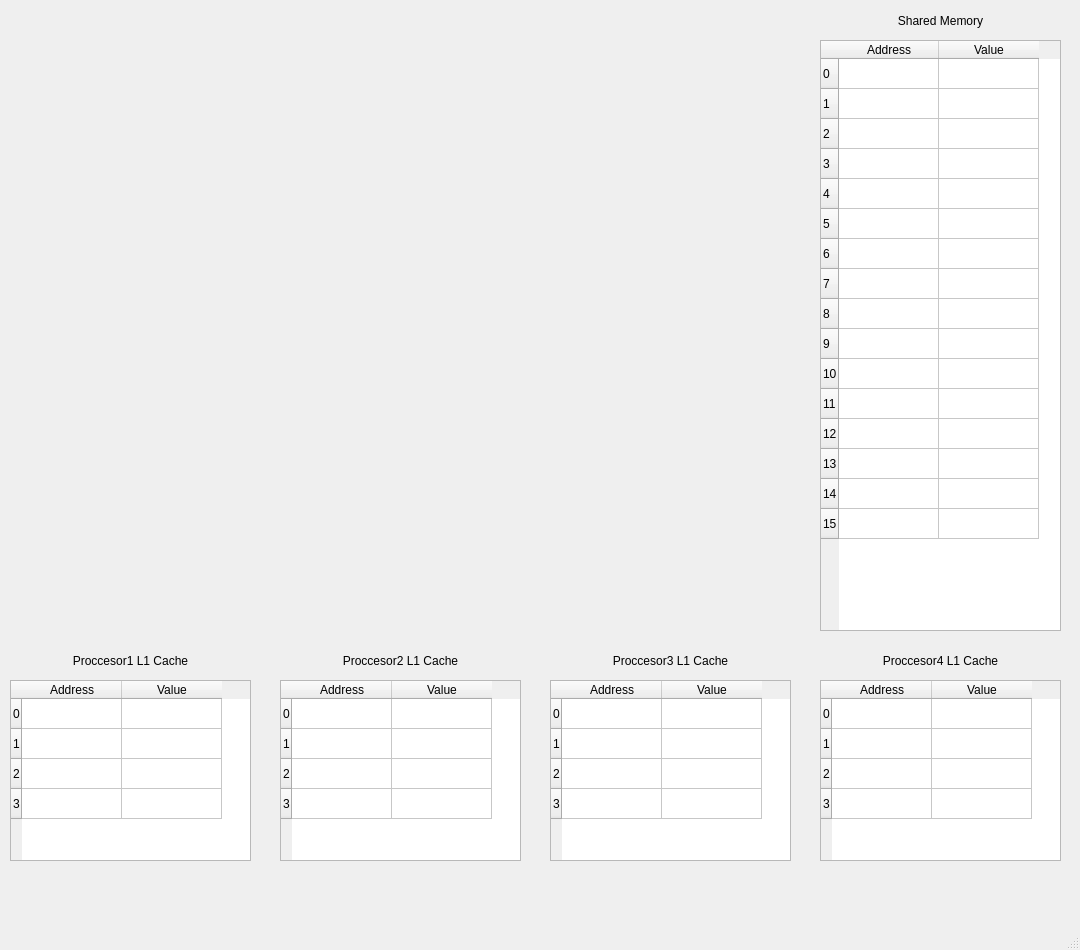
Qt form gui/mainwindow.ui (ErickOF/CE4302-Coherence-Protocols-In-Multiprocessor-Systems) before a commit.
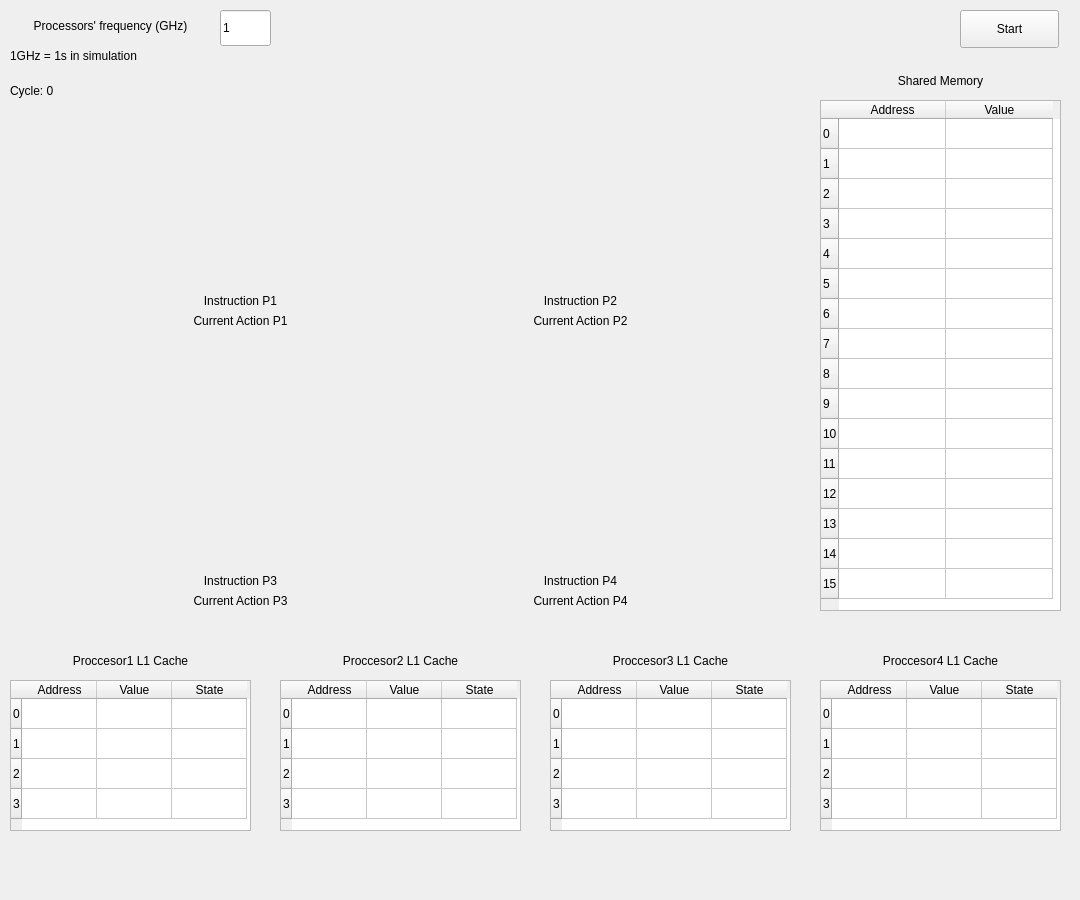
The same form after that commit. Icons and pictures are not drawn.

Commit message: [Update] - GUI, Processor, Systems and Cache. [Add] - Utils. Format

Diff of the .ui file:
```diff
--- a/gui/mainwindow.ui
+++ b/gui/mainwindow.ui
@@ -7,7 +7,7 @@
     <x>0</x>
     <y>0</y>
     <width>1080</width>
-    <height>950</height>
+    <height>900</height>
    </rect>
   </property>
   <property name="minimumSize">
@@ -48,9 +48,15 @@
       <x>10</x>
       <y>680</y>
       <width>241</width>
-      <height>181</height>
+      <height>151</height>
      </rect>
     </property>
+    <property name="textElideMode">
+     <enum>Qt::ElideMiddle</enum>
+    </property>
+    <attribute name="horizontalHeaderDefaultSectionSize">
+     <number>75</number>
+    </attribute>
     <row>
      <property name="text">
       <string>0</string>
@@ -81,16 +87,24 @@
       <string>Value</string>
      </property>
     </column>
+    <column>
+     <property name="text">
+      <string>State</string>
+     </property>
+    </column>
    </widget>
    <widget class="QTableWidget" name="tbSharedMem">
     <property name="geometry">
      <rect>
       <x>820</x>
-      <y>40</y>
+      <y>100</y>
       <width>241</width>
-      <height>591</height>
+      <height>511</height>
      </rect>
     </property>
+    <attribute name="horizontalHeaderDefaultSectionSize">
+     <number>107</number>
+    </attribute>
     <row>
      <property name="text">
       <string>0</string>
@@ -186,7 +200,7 @@
     <property name="geometry">
      <rect>
       <x>820</x>
-      <y>10</y>
+      <y>70</y>
       <width>241</width>
       <height>22</height>
      </rect>
@@ -204,9 +218,12 @@
       <x>280</x>
       <y>680</y>
       <width>241</width>
-      <height>181</height>
+      <height>151</height>
      </rect>
     </property>
+    <attribute name="horizontalHeaderDefaultSectionSize">
+     <number>75</number>
+    </attribute>
     <row>
      <property name="text">
       <string>0</string>
@@ -237,6 +254,11 @@
       <string>Value</string>
      </property>
     </column>
+    <column>
+     <property name="text">
+      <string>State</string>
+     </property>
+    </column>
    </widget>
    <widget class="QLabel" name="lblP2L1Cache">
     <property name="geometry">
@@ -276,9 +298,12 @@
       <x>550</x>
       <y>680</y>
       <width>241</width>
-      <height>181</height>
+      <height>151</height>
      </rect>
     </property>
+    <attribute name="horizontalHeaderDefaultSectionSize">
+     <number>75</number>
+    </attribute>
     <row>
      <property name="text">
       <string>0</string>
@@ -309,6 +334,11 @@
       <string>Value</string>
      </property>
     </column>
+    <column>
+     <property name="text">
+      <string>State</string>
+     </property>
+    </column>
    </widget>
    <widget class="QLabel" name="lblP4L1Cache">
     <property name="geometry">
@@ -332,9 +362,12 @@
       <x>820</x>
       <y>680</y>
       <width>241</width>
-      <height>181</height>
+      <height>151</height>
      </rect>
     </property>
+    <attribute name="horizontalHeaderDefaultSectionSize">
+     <number>75</number>
+    </attribute>
     <row>
      <property name="text">
       <string>0</string>
@@ -365,6 +398,11 @@
       <string>Value</string>
      </property>
     </column>
+    <column>
+     <property name="text">
+      <string>State</string>
+     </property>
+    </column>
    </widget>
    <widget class="QLabel" name="imgP2">
     <property name="geometry">
@@ -430,6 +468,205 @@
      <pixmap>../imgs/CPUs-P4.png</pixmap>
     </property>
    </widget>
+   <widget class="QLabel" name="lblP1Instr">
+    <property name="geometry">
+     <rect>
+      <x>120</x>
+      <y>290</y>
+      <width>241</width>
+      <height>22</height>
+     </rect>
+    </property>
+    <property name="text">
+     <string>Instruction P1</string>
+    </property>
+    <property name="alignment">
+     <set>Qt::AlignCenter</set>
+    </property>
+   </widget>
+   <widget class="QLabel" name="lblP2Instr">
+    <property name="geometry">
+     <rect>
+      <x>460</x>
+      <y>290</y>
+      <width>241</width>
+      <height>22</height>
+     </rect>
+    </property>
+    <property name="text">
+     <string>Instruction P2</string>
+    </property>
+    <property name="alignment">
+     <set>Qt::AlignCenter</set>
+    </property>
+   </widget>
+   <widget class="QLabel" name="lblP3Instr">
+    <property name="geometry">
+     <rect>
+      <x>120</x>
+      <y>570</y>
+      <width>241</width>
+      <height>22</height>
+     </rect>
+    </property>
+    <property name="text">
+     <string>Instruction P3</string>
+    </property>
+    <property name="alignment">
+     <set>Qt::AlignCenter</set>
+    </property>
+   </widget>
+   <widget class="QLabel" name="lblP4Instr">
+    <property name="geometry">
+     <rect>
+      <x>460</x>
+      <y>570</y>
+      <width>241</width>
+      <height>22</height>
+     </rect>
+    </property>
+    <property name="text">
+     <string>Instruction P4</string>
+    </property>
+    <property name="alignment">
+     <set>Qt::AlignCenter</set>
+    </property>
+   </widget>
+   <widget class="QLabel" name="lblP1Action">
+    <property name="geometry">
+     <rect>
+      <x>120</x>
+      <y>310</y>
+      <width>241</width>
+      <height>22</height>
+     </rect>
+    </property>
+    <property name="text">
+     <string>Current Action P1</string>
+    </property>
+    <property name="alignment">
+     <set>Qt::AlignCenter</set>
+    </property>
+   </widget>
+   <widget class="QLabel" name="lblP2Action">
+    <property name="geometry">
+     <rect>
+      <x>460</x>
+      <y>310</y>
+      <width>241</width>
+      <height>22</height>
+     </rect>
+    </property>
+    <property name="text">
+     <string>Current Action P2</string>
+    </property>
+    <property name="alignment">
+     <set>Qt::AlignCenter</set>
+    </property>
+   </widget>
+   <widget class="QLabel" name="lblP3Action">
+    <property name="geometry">
+     <rect>
+      <x>120</x>
+      <y>590</y>
+      <width>241</width>
+      <height>22</height>
+     </rect>
+    </property>
+    <property name="text">
+     <string>Current Action P3</string>
+    </property>
+    <property name="alignment">
+     <set>Qt::AlignCenter</set>
+    </property>
+   </widget>
+   <widget class="QLabel" name="lblP4Action">
+    <property name="geometry">
+     <rect>
+      <x>460</x>
+      <y>590</y>
+      <width>241</width>
+      <height>22</height>
+     </rect>
+    </property>
+    <property name="text">
+     <string>Current Action P4</string>
+    </property>
+    <property name="alignment">
+     <set>Qt::AlignCenter</set>
+    </property>
+   </widget>
+   <widget class="QPushButton" name="btnStart">
+    <property name="geometry">
+     <rect>
+      <x>960</x>
+      <y>10</y>
+      <width>99</width>
+      <height>38</height>
+     </rect>
+    </property>
+    <property name="text">
+     <string>Start</string>
+    </property>
+   </widget>
+   <widget class="QLabel" name="lblProcessorFrequency">
+    <property name="geometry">
+     <rect>
+      <x>10</x>
+      <y>10</y>
+      <width>201</width>
+      <height>31</height>
+     </rect>
+    </property>
+    <property name="text">
+     <string>Processors' frequency (GHz)</string>
+    </property>
+    <property name="alignment">
+     <set>Qt::AlignCenter</set>
+    </property>
+   </widget>
+   <widget class="QLineEdit" name="leFrequency">
+    <property name="geometry">
+     <rect>
+      <x>220</x>
+      <y>10</y>
+      <width>51</width>
+      <height>36</height>
+     </rect>
+    </property>
+    <property name="text">
+     <string>1</string>
+    </property>
+   </widget>
+   <widget class="QLabel" name="lblSimulationFrecuency">
+    <property name="geometry">
+     <rect>
+      <x>10</x>
+      <y>40</y>
+      <width>171</width>
+      <height>31</height>
+     </rect>
+    </property>
+    <property name="text">
+     <string>1GHz = 1s in simulation</string>
+    </property>
+    <property name="alignment">
+     <set>Qt::AlignLeading|Qt::AlignLeft|Qt::AlignVCenter</set>
+    </property>
+   </widget>
+   <widget class="QLabel" name="lblCycles">
+    <property name="geometry">
+     <rect>
+      <x>10</x>
+      <y>80</y>
+      <width>67</width>
+      <height>22</height>
+     </rect>
+    </property>
+    <property name="text">
+     <string>Cycle: 0</string>
+    </property>
+   </widget>
   </widget>
   <widget class="QMenuBar" name="menubar">
    <property name="geometry">
@@ -441,7 +678,6 @@
     </rect>
    </property>
   </widget>
-  <widget class="QStatusBar" name="statusbar"/>
  </widget>
  <resources/>
  <connections/>
```
The commit also changes 5 other files.
